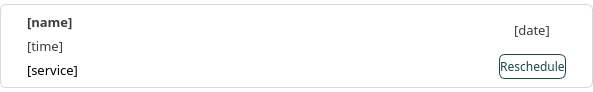
karlito20/AdoraFlowProject, file ui/item_appointments.ui: the form before one commit.
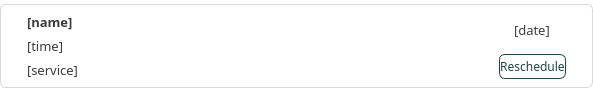
The form after the commit.

What changed in the file:
```diff
--- a/ui/item_appointments.ui
+++ b/ui/item_appointments.ui
@@ -579,8 +579,7 @@
             </font>
            </property>
            <property name="styleSheet">
-            <string notr="true">color: black;
-</string>
+            <string notr="true">color: rgb(60, 60, 60);</string>
            </property>
            <property name="text">
             <string>[service]</string>
```
